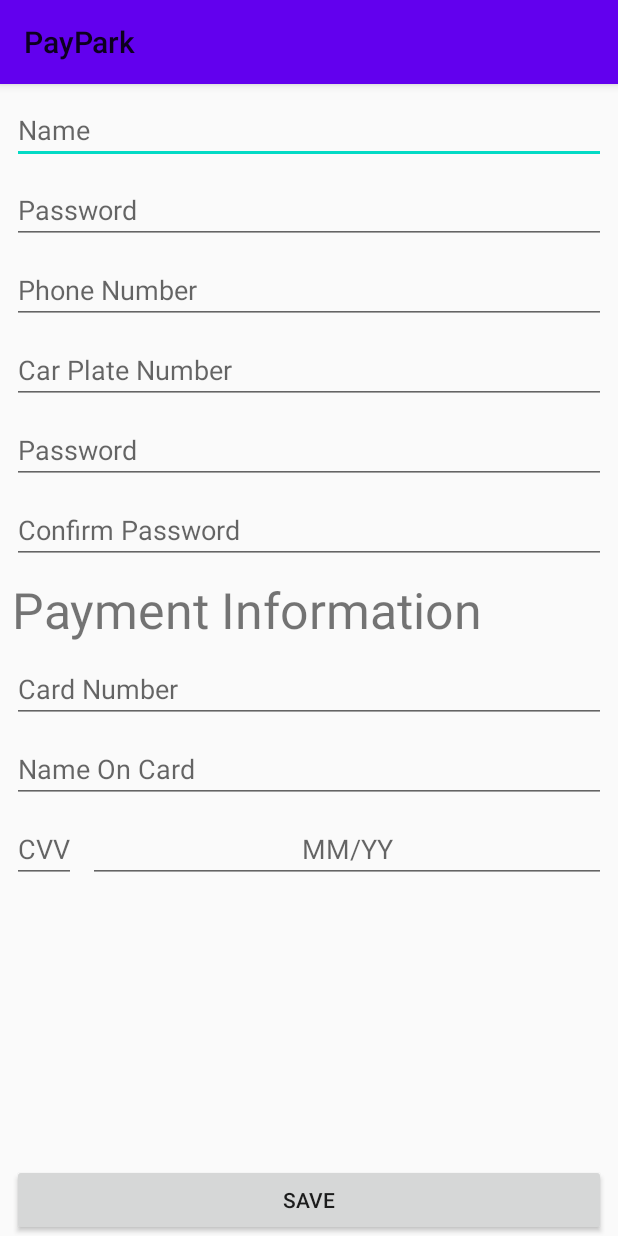
After one commit to yamsyamsyams/PROG20082, an Android app: the SignUpActivity screen opened directly, with no data from a screen before it, on a phone screen of 412 x 824 dp. The commit adds this screen. Run offline under Robolectric (Android 15) with nearby library versions, the phone set to English and light mode, and no system bars.

Commit message:
updated - added functionality to create account - added night/day mode

```diff
--- a/PayPark/app/src/main/AndroidManifest.xml
+++ b/PayPark/app/src/main/AndroidManifest.xml
@@ -9,6 +9,7 @@
         android:roundIcon="@mipmap/ic_launcher_round"
         android:supportsRtl="true"
         android:theme="@style/AppTheme">
+        <activity android:name=".SignUpActivity"></activity>
         <activity android:name=".SignInActivity">
             <intent-filter>
                 <action android:name="android.intent.action.MAIN" />
@@ -16,9 +17,7 @@
                 <category android:name="android.intent.category.LAUNCHER" />
             </intent-filter>
         </activity>
-        <activity android:name=".MainActivity">
-
-        </activity>
+        <activity android:name=".MainActivity"></activity>
     </application>
 
 </manifest>
--- a/PayPark/app/src/main/java/com/example/paypark/SignInActivity.kt
+++ b/PayPark/app/src/main/java/com/example/paypark/SignInActivity.kt
@@ -1,11 +1,31 @@
 package com.example.paypark
 
+import android.content.Intent
 import androidx.appcompat.app.AppCompatActivity
 import android.os.Bundle
+import android.view.View
+import android.widget.TextView
 
-class SignInActivity : AppCompatActivity() {
+class SignInActivity : AppCompatActivity(), View.OnClickListener {
+    lateinit var tvCreateAccount: TextView
+
     override fun onCreate(savedInstanceState: Bundle?) {
         super.onCreate(savedInstanceState)
         setContentView(R.layout.activity_sign_in)
+
+        tvCreateAccount = findViewById(R.id.tvCreateAccount)
+        tvCreateAccount.setOnClickListener(this)
+    }
+
+    override fun onClick(v: View?){
+        if(v?.id == tvCreateAccount.id){ // v? if v != null
+            // go to SignUpActivity
+            this.goToSignUp()
+        }
+    }
+
+    private fun goToSignUp(){
+        val signUpIntent = Intent(this, SignUpActivity::class.java)
+        startActivity(signUpIntent)
     }
 }
--- /dev/null
+++ b/PayPark/app/src/main/java/com/example/paypark/SignUpActivity.kt
@@ -0,0 +1,11 @@
+package com.example.paypark
+
+import androidx.appcompat.app.AppCompatActivity
+import android.os.Bundle
+
+class SignUpActivity : AppCompatActivity() {
+    override fun onCreate(savedInstanceState: Bundle?) {
+        super.onCreate(savedInstanceState)
+        setContentView(R.layout.activity_sign_up)
+    }
+}
--- /dev/null
+++ b/PayPark/app/src/main/res/layout-land/activity_sign_up.xml
@@ -0,0 +1,175 @@
+<?xml version="1.0" encoding="utf-8"?>
+
+<ScrollView xmlns:android="http://schemas.android.com/apk/res/android"
+    xmlns:app="http://schemas.android.com/apk/res-auto"
+    xmlns:tools="http://schemas.android.com/tools"
+    android:layout_width="match_parent"
+    android:layout_height="match_parent"
+    tools:context=".SignUpActivity">
+
+<androidx.constraintlayout.widget.ConstraintLayout
+    android:layout_width="match_parent"
+    android:layout_height="wrap_content">
+
+    <EditText
+        android:id="@+id/edtName"
+        android:layout_width="0dp"
+        android:layout_height="wrap_content"
+        android:layout_marginStart="8dp"
+        android:layout_marginTop="8dp"
+        android:layout_marginEnd="8dp"
+        android:ems="10"
+        android:inputType="textPersonName"
+        android:hint="@string/name"
+        app:layout_constraintEnd_toEndOf="parent"
+        app:layout_constraintStart_toStartOf="parent"
+        app:layout_constraintTop_toTopOf="parent"
+        />
+    <EditText
+        android:id="@+id/edtEmail"
+        android:layout_width="0dp"
+        android:layout_height="wrap_content"
+        android:layout_marginStart="8dp"
+        android:layout_marginTop="8dp"
+        android:layout_marginEnd="8dp"
+        android:inputType="textPassword"
+        android:hint="@string/password"
+        app:layout_constraintStart_toStartOf="parent"
+        app:layout_constraintEnd_toEndOf="parent"
+        app:layout_constraintTop_toBottomOf="@id/edtName"
+        />
+    <EditText
+        android:id="@+id/edtPhoneNumber"
+        android:layout_width="0dp"
+        android:layout_height="wrap_content"
+        android:layout_marginStart="8dp"
+        android:layout_marginTop="8dp"
+        android:layout_marginEnd="8dp"
+        android:inputType="number"
+        android:hint="@string/phone"
+        app:layout_constraintStart_toStartOf="parent"
+        app:layout_constraintEnd_toEndOf="parent"
+        app:layout_constraintTop_toBottomOf="@id/edtEmail"
+        />
+    <EditText
+        android:id="@+id/edtPlateNumber"
+        android:layout_width="0dp"
+        android:layout_height="wrap_content"
+        android:layout_marginStart="8dp"
+        android:layout_marginTop="8dp"
+        android:layout_marginEnd="8dp"
+        android:inputType="textCapCharacters"
+        android:hint="@string/plate"
+        app:layout_constraintStart_toStartOf="parent"
+        app:layout_constraintEnd_toEndOf="parent"
+        app:layout_constraintTop_toBottomOf="@id/edtPhoneNumber"
+        android:maxLength="8"
+        />
+    <EditText
+        android:id="@+id/edtPassword"
+        android:layout_width="0dp"
+        android:layout_height="wrap_content"
+        android:layout_marginStart="8dp"
+        android:layout_marginTop="8dp"
+        android:layout_marginEnd="8dp"
+        android:inputType="textPassword"
+        android:hint="@string/password"
+        app:layout_constraintStart_toStartOf="parent"
+        app:layout_constraintEnd_toEndOf="parent"
+        app:layout_constraintTop_toBottomOf="@id/edtPlateNumber"
+        />
+    <EditText
+        android:id="@+id/edtConfirmPassword"
+        android:layout_width="0dp"
+        android:layout_height="wrap_content"
+        android:layout_marginStart="8dp"
+        android:layout_marginTop="8dp"
+        android:layout_marginEnd="8dp"
+        android:inputType="textPassword"
+        android:hint="@string/confirmPassword"
+        app:layout_constraintStart_toStartOf="parent"
+        app:layout_constraintEnd_toEndOf="parent"
+        app:layout_constraintTop_toBottomOf="@id/edtPassword"
+        />
+    <TextView
+        android:id="@+id/txtPayment"
+        android:layout_width="0dp"
+        android:layout_height="wrap_content"
+        android:layout_marginStart="8dp"
+        android:layout_marginTop="8dp"
+        android:layout_marginEnd="8dp"
+        app:layout_constraintStart_toStartOf="parent"
+        app:layout_constraintEnd_toEndOf="parent"
+        app:layout_constraintTop_toBottomOf="@id/edtConfirmPassword"
+        android:text="@string/paymentInfo"
+        android:textSize="50px"
+        />
+    <EditText
+        android:id="@+id/edtCardNumber"
+        android:layout_width="0dp"
+        android:layout_height="wrap_content"
+        android:layout_marginStart="8dp"
+        android:layout_marginTop="8dp"
+        android:layout_marginEnd="8dp"
+        android:inputType="number"
+        android:hint="@string/cardNumber"
+        app:layout_constraintStart_toStartOf="parent"
+        app:layout_constraintEnd_toEndOf="parent"
+        app:layout_constraintTop_toBottomOf="@id/txtPayment"
+        />
+    <EditText
+        android:id="@+id/edtCardName"
+        android:layout_width="0dp"
+        android:layout_height="wrap_content"
+        android:layout_marginStart="8dp"
+        android:layout_marginTop="8dp"
+        android:layout_marginEnd="8dp"
+        android:inputType="number"
+        android:hint="@string/nameCard"
+        app:layout_constraintStart_toStartOf="parent"
+        app:layout_constraintEnd_toEndOf="parent"
+        app:layout_constraintTop_toBottomOf="@id/edtCardNumber"
+        />
+    <EditText
+        android:id="@+id/edtCVV"
+        android:layout_width="0dp"
+        android:layout_height="wrap_content"
+        android:layout_marginStart="8dp"
+        android:layout_marginTop="8dp"
+        android:layout_marginEnd="8dp"
+        android:inputType="number"
+        android:hint="@string/cvv"
+        app:layout_constraintStart_toStartOf="parent"
+        app:layout_constraintTop_toBottomOf="@id/edtCardName"
+        />
+    <EditText
+        android:id="@+id/edtExpiry"
+        android:layout_width="0dp"
+        android:layout_height="wrap_content"
+        android:layout_marginStart="8dp"
+        android:layout_marginTop="8dp"
+        android:layout_marginEnd="8dp"
+        android:inputType="date"
+        android:hint="@string/expiry"
+        app:layout_constraintEnd_toEndOf="parent"
+        app:layout_constraintStart_toEndOf="@id/edtCVV"
+        app:layout_constraintTop_toBottomOf="@id/edtCardName"
+        android:textAlignment="center"
+        />
+    <Button
+        android:id="@+id/btnSignUp"
+        android:layout_width="0dp"
+        android:layout_height="wrap_content"
+        android:layout_marginStart="8dp"
+        android:layout_marginTop="8dp"
+        android:layout_marginEnd="8dp"
+        android:text="@string/save"
+        app:layout_constraintBottom_toBottomOf="parent"
+        app:layout_constraintEnd_toEndOf="parent"
+        app:layout_constraintStart_toStartOf="parent"
+        app:layout_constraintTop_toBottomOf="@id/edtExpiry"
+        app:layout_constraintVertical_bias="1.0"
+        />
+
+</androidx.constraintlayout.widget.ConstraintLayout>
+</ScrollView>
--- /dev/null
+++ b/PayPark/app/src/main/res/layout/activity_sign_up.xml
@@ -0,0 +1,169 @@
+<?xml version="1.0" encoding="utf-8"?>
+<androidx.constraintlayout.widget.ConstraintLayout xmlns:android="http://schemas.android.com/apk/res/android"
+    xmlns:app="http://schemas.android.com/apk/res-auto"
+    xmlns:tools="http://schemas.android.com/tools"
+    android:layout_width="match_parent"
+    android:layout_height="match_parent"
+    tools:context=".SignUpActivity">
+
+    <EditText
+        android:id="@+id/edtName"
+        android:layout_width="0dp"
+        android:layout_height="wrap_content"
+        android:layout_marginStart="8dp"
+        android:layout_marginTop="8dp"
+        android:layout_marginEnd="8dp"
+        android:ems="10"
+        android:inputType="textPersonName"
+        android:hint="@string/name"
+        app:layout_constraintEnd_toEndOf="parent"
+        app:layout_constraintStart_toStartOf="parent"
+        app:layout_constraintTop_toTopOf="parent"
+        />
+    <EditText
+        android:id="@+id/edtEmail"
+        android:layout_width="0dp"
+        android:layout_height="wrap_content"
+        android:layout_marginStart="8dp"
+        android:layout_marginTop="8dp"
+        android:layout_marginEnd="8dp"
+        android:inputType="textPassword"
+        android:hint="@string/password"
+        app:layout_constraintStart_toStartOf="parent"
+        app:layout_constraintEnd_toEndOf="parent"
+        app:layout_constraintTop_toBottomOf="@id/edtName"
+        />
+    <EditText
+        android:id="@+id/edtPhoneNumber"
+        android:layout_width="0dp"
+        android:layout_height="wrap_content"
+        android:layout_marginStart="8dp"
+        android:layout_marginTop="8dp"
+        android:layout_marginEnd="8dp"
+        android:inputType="number"
+        android:hint="@string/phone"
+        app:layout_constraintStart_toStartOf="parent"
+        app:layout_constraintEnd_toEndOf="parent"
+        app:layout_constraintTop_toBottomOf="@id/edtEmail"
+        />
+    <EditText
+        android:id="@+id/edtPlateNumber"
+        android:layout_width="0dp"
+        android:layout_height="wrap_content"
+        android:layout_marginStart="8dp"
+        android:layout_marginTop="8dp"
+        android:layout_marginEnd="8dp"
+        android:inputType="textCapCharacters"
+        android:hint="@string/plate"
+        app:layout_constraintStart_toStartOf="parent"
+        app:layout_constraintEnd_toEndOf="parent"
+        app:layout_constraintTop_toBottomOf="@id/edtPhoneNumber"
+        android:maxLength="8"
+        />
+    <EditText
+        android:id="@+id/edtPassword"
+        android:layout_width="0dp"
+        android:layout_height="wrap_content"
+        android:layout_marginStart="8dp"
+        android:layout_marginTop="8dp"
+        android:layout_marginEnd="8dp"
+        android:inputType="textPassword"
+        android:hint="@string/password"
+        app:layout_constraintStart_toStartOf="parent"
+        app:layout_constraintEnd_toEndOf="parent"
+        app:layout_constraintTop_toBottomOf="@id/edtPlateNumber"
+        />
+    <EditText
+        android:id="@+id/edtConfirmPassword"
+        android:layout_width="0dp"
+        android:layout_height="wrap_content"
+        android:layout_marginStart="8dp"
+        android:layout_marginTop="8dp"
+        android:layout_marginEnd="8dp"
+        android:inputType="textPassword"
+        android:hint="@string/confirmPassword"
+        app:layout_constraintStart_toStartOf="parent"
+        app:layout_constraintEnd_toEndOf="parent"
+        app:layout_constraintTop_toBottomOf="@id/edtPassword"
+        />
+    <TextView
+        android:id="@+id/txtPayment"
+        android:layout_width="0dp"
+        android:layout_height="wrap_content"
+        android:layout_marginStart="8dp"
+        android:layout_marginTop="8dp"
+        android:layout_marginEnd="8dp"
+        app:layout_constraintStart_toStartOf="parent"
+        app:layout_constraintEnd_toEndOf="parent"
+        app:layout_constraintTop_toBottomOf="@id/edtConfirmPassword"
+        android:text="@string/paymentInfo"
+        android:textSize="50px"
+        />
+    <EditText
+        android:id="@+id/edtCardNumber"
+        android:layout_width="0dp"
+        android:layout_height="wrap_content"
+        android:layout_marginStart="8dp"
+        android:layout_marginTop="8dp"
+        android:layout_marginEnd="8dp"
+        android:inputType="number"
+        android:hint="@string/cardNumber"
+        app:layout_constraintStart_toStartOf="parent"
+        app:layout_constraintEnd_toEndOf="parent"
+        app:layout_constraintTop_toBottomOf="@id/txtPayment"
+        />
+    <EditText
+        android:id="@+id/edtCardName"
+        android:layout_width="0dp"
+        android:layout_height="wrap_content"
+        android:layout_marginStart="8dp"
+        android:layout_marginTop="8dp"
+        android:layout_marginEnd="8dp"
+        android:inputType="number"
+        android:hint="@string/nameCard"
+        app:layout_constraintStart_toStartOf="parent"
+        app:layout_constraintEnd_toEndOf="parent"
+        app:layout_constraintTop_toBottomOf="@id/edtCardNumber"
+        />
+    <EditText
+        android:id="@+id/edtCVV"
+        android:layout_width="0dp"
+        android:layout_height="wrap_content"
+        android:layout_marginStart="8dp"
+        android:layout_marginTop="8dp"
+        android:layout_marginEnd="8dp"
+        android:inputType="number"
+        android:hint="@string/cvv"
+        app:layout_constraintStart_toStartOf="parent"
+        app:layout_constraintTop_toBottomOf="@id/edtCardName"
+        />
+    <EditText
+        android:id="@+id/edtExpiry"
+        android:layout_width="0dp"
+        android:layout_height="wrap_content"
+        android:layout_marginStart="8dp"
+        android:layout_marginTop="8dp"
+        android:layout_marginEnd="8dp"
+        android:inputType="date"
+        android:hint="@string/expiry"
+        app:layout_constraintEnd_toEndOf="parent"
+        app:layout_constraintStart_toEndOf="@id/edtCVV"
+        app:layout_constraintTop_toBottomOf="@id/edtCardName"
+        android:textAlignment="center"
+        />
+    <Button
+        android:id="@+id/btnSignUp"
+        android:layout_width="0dp"
+        android:layout_height="wrap_content"
+        android:layout_marginStart="8dp"
+        android:layout_marginTop="8dp"
+        android:layout_marginEnd="8dp"
+        android:text="@string/save"
+        app:layout_constraintBottom_toBottomOf="parent"
+        app:layout_constraintEnd_toEndOf="parent"
+        app:layout_constraintStart_toStartOf="parent"
+        app:layout_constraintTop_toBottomOf="@id/edtExpiry"
+        app:layout_constraintVertical_bias="1.0"
+        />
+
+</androidx.constraintlayout.widget.ConstraintLayout>
--- a/PayPark/app/src/main/res/values/strings.xml
+++ b/PayPark/app/src/main/res/values/strings.xml
@@ -2,9 +2,19 @@
     <string name="app_name">PayPark</string>
     <string name="sign_in">Sign In</string>
     <string name="sign_up">Sign Up</string>
+    <string name="save">Save</string>
     <string name="email">Email</string>
     <string name="password">Password</string>
+    <string name="confirmPassword">Confirm Password</string>
     <string name="forgot_password">Forgot Password</string>
     <string name="remember_me">Remember Me</string>
     <string name="create_account">Create Account</string>
+    <string name="name">Name</string>
+    <string name="nameCard">Name On Card</string>
+    <string name="phone">Phone Number</string>
+    <string name="plate">Car Plate Number</string>
+    <string name="paymentInfo">Payment Information</string>
+    <string name="cardNumber">Card Number</string>
+    <string name="cvv">CVV</string>
+    <string name="expiry">MM/YY</string>
 </resources>
--- a/PayPark/app/src/main/res/values/styles.xml
+++ b/PayPark/app/src/main/res/values/styles.xml
@@ -1,6 +1,6 @@
 <resources>
     <!-- Base application theme. -->
-    <style name="AppTheme" parent="Theme.AppCompat.Light.DarkActionBar">
+    <style name="AppTheme" parent="Theme.AppCompat.DayNight">
         <!-- Customize your theme here. -->
         <item name="colorPrimary">@color/colorPrimary</item>
         <item name="colorPrimaryDark">@color/colorPrimaryDark</item>
```
